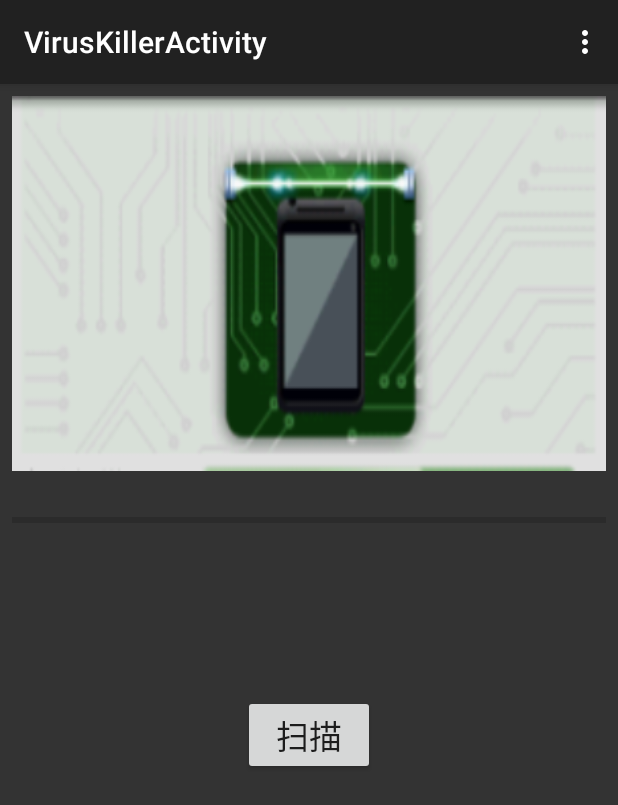
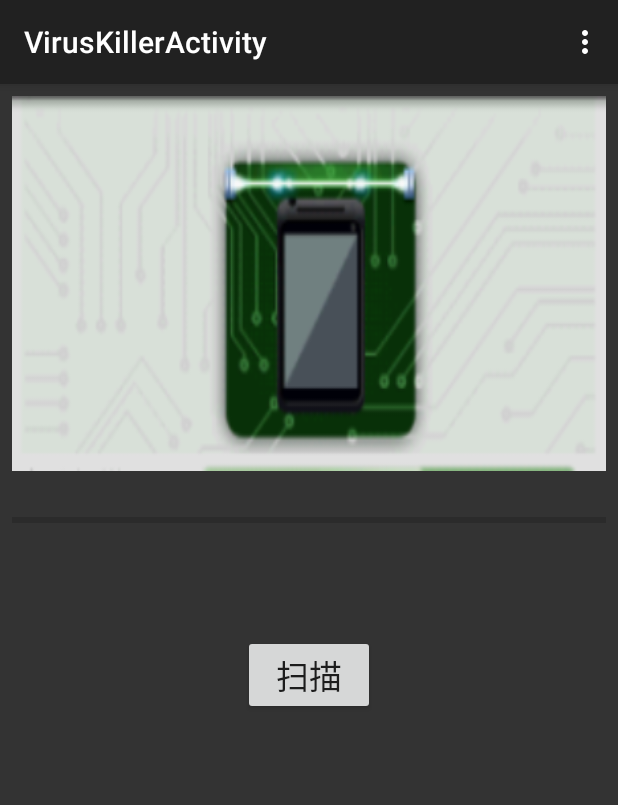
Before and after one commit to michaeltencheck/BlackHorse, an Android app: the VirusKillerActivity screen opened directly, with no data from a screen before it, on a phone screen of 412 x 824 dp. Shown: the top 805 px of the screen. Run offline under Robolectric (Android 15) with nearby library versions, the phone set to English and light mode, and no system bars.

Commit message:
create item layout for virus adapter
create item layout for virus adapter

```diff
--- a/app/src/main/res/layout/activity_virus_killer.xml
+++ b/app/src/main/res/layout/activity_virus_killer.xml
@@ -41,7 +41,7 @@
         android:layout_height="wrap_content" />
 
     <Button
-        android:layout_marginTop="50dp"
+        android:layout_marginTop="10dp"
         android:id="@+id/bt_avk_scan"
         android:visibility="invisible"
         android:layout_gravity="center_horizontal"
@@ -50,4 +50,10 @@
         android:layout_width="wrap_content"
         android:layout_height="wrap_content" />
 
+    <ListView
+        android:id="@+id/lv_avk_virus"
+        android:layout_width="match_parent"
+        android:layout_height="match_parent">
+    </ListView>
+
 </LinearLayout>
```
Also changed, not shown: app/src/main/java/com/example/test/mobilesafe/activity/VirusKillerActivity.java (+2 -2 lines), app/src/main/res/layout/item_virus_killer.xml (added, +22 -0 lines).
